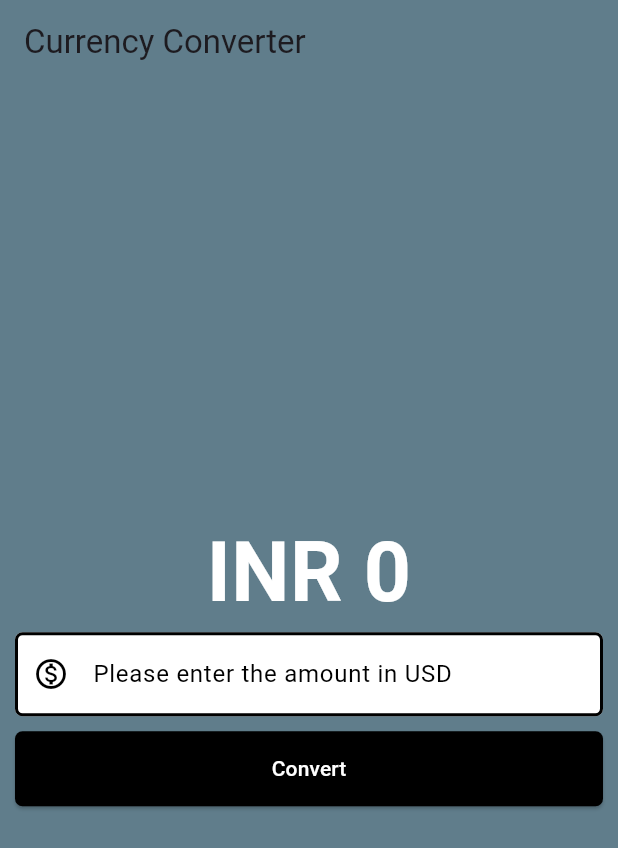
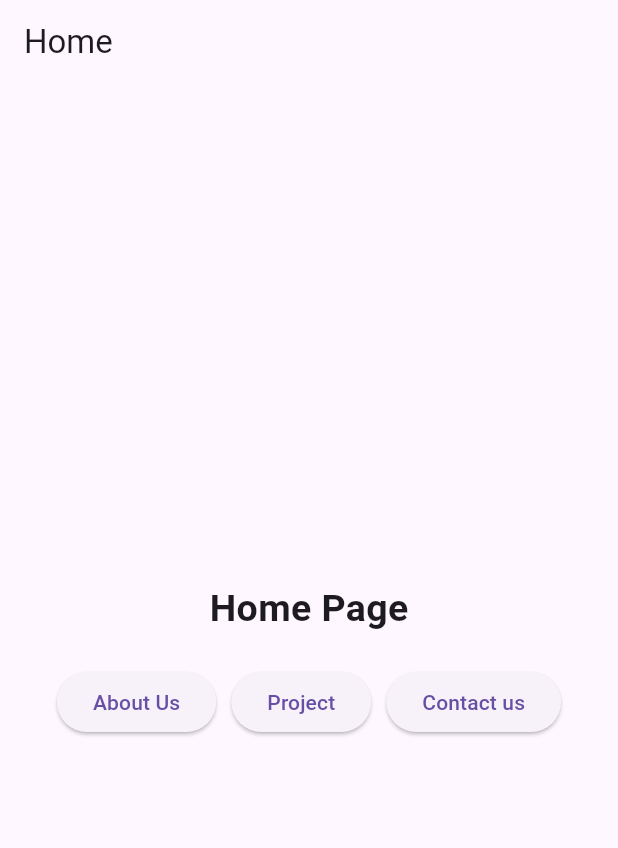
Before and after one commit to mouli4401/currency_converter, a Flutter app: the screen it shows after launch, on a phone screen of 412 x 824 dp. Shown: the top 848 px of the screen. Run offline on Flutter 3.47's test engine with Material 3 defaults, Android fonts, the phone set to English and light mode, and no system bars.

Commit message:
Your new commit message

```diff
--- a/lib/currency_converter_material_page.dart
+++ /dev/null
@@ -1,99 +0,0 @@
-import 'package:flutter/material.dart';
-
-class CurrencyConverterMaterialPage extends StatefulWidget {
-  const CurrencyConverterMaterialPage({super.key});
-
-  @override
-  State<CurrencyConverterMaterialPage> createState() =>
-      _CurrencyConverterMaterialPageState();
-}
-
-class _CurrencyConverterMaterialPageState
-    extends State<CurrencyConverterMaterialPage> {
-  double result = 0;
-  final TextEditingController textEditingController = TextEditingController();
-
-  void convert() {
-    result = double.parse(textEditingController.text) * 87;
-    setState(() {});
-
-  }
-
-  @override
-  void dispose() {
-    textEditingController.dispose();
-    super.dispose();
-  }
-
-  @override
-  Widget build(BuildContext context) {
-    final border = OutlineInputBorder(
-      borderSide: const BorderSide(
-        width: 2.0,
-        style: BorderStyle.solid,
-      ),
-      borderRadius: BorderRadius.circular(5),
-    );
-
-    return Scaffold(
-      backgroundColor: Colors.blueGrey,
-      appBar: AppBar(
-        backgroundColor: Colors.blueGrey,
-        elevation: 0,
-        title: const Text('Currency Converter'),
-      ),
-      body: Center(
-        child: Padding(
-          padding: const EdgeInsets.all(10),
-          child: Column(
-            mainAxisAlignment: MainAxisAlignment.center,
-            children: [
-              Text(
-                'INR ${result != 0 ? result.toStringAsFixed(3) : result.toStringAsFixed(0)}',
-                style: const TextStyle(
-                  fontSize: 55,
-                  fontWeight: FontWeight.bold,
-                  color: Color.fromARGB(255, 255, 255, 255),
-                ),
-              ),
-              TextField(
-                controller: textEditingController,
-                style: const TextStyle(
-                  color: Colors.black,
-                ),
-                decoration: InputDecoration(
-                  hintText: 'Please enter the amount in USD',
-                  hintStyle: const TextStyle(
-                    color: Colors.black,
-                  ),
-                  prefixIcon: const Icon(Icons.monetization_on_outlined),
-                  prefixIconColor: Colors.black,
-                  filled: true,
-                  fillColor: Colors.white,
-                  focusedBorder: border,
-                  enabledBorder: border,
-                ),
-                keyboardType: const TextInputType.numberWithOptions(
-                  decimal: true,
-                ),
-              ),
-              const SizedBox(height: 10),
-              ElevatedButton(
-                onPressed: convert,
-                style: TextButton.styleFrom(
-                  backgroundColor: Colors.black,
-                  foregroundColor: Colors.white,
-                  minimumSize: const Size(double.infinity, 50),
-                  shape: RoundedRectangleBorder(
-                    borderRadius: BorderRadius.circular(5),
-                  ),
-                ),
-                child: const Text('Convert'),
-              ),
-            ],
-          ),
-        ),
-      ),
-    );
-  }
-}
--- a/lib/main.dart
+++ b/lib/main.dart
@@ -1,25 +1,120 @@
 import 'package:flutter/material.dart';
-import 'package:currency_converter/currency_converter_material_page.dart'; // Import your separate file
 
 void main() {
-  runApp(const MyApp());
+  runApp(MyApp());
 }
 
-// Types of widgets
-// 1. StatelessWidget
-// 2. StatefulWidget
-// 3. InheritedWidget
-
-// 1. Material Design - created by Google
-// 2. Cupertino Design - created by Apple
-
 class MyApp extends StatelessWidget {
-  const MyApp({super.key});
-
   @override
   Widget build(BuildContext context) {
-    return const MaterialApp(
-      home: CurrencyConverterMaterialPage(),
+    return MaterialApp(
+      debugShowCheckedModeBanner: false,
+      home: Home(),
     );
   }
 }
+
+class Home extends StatelessWidget {
+  @override
+  Widget build(BuildContext context) {
+    return Scaffold(
+      appBar: AppBar(title: Text('Home')),
+      body: Center(
+        child: Padding(
+          padding: EdgeInsets.all(20),
+          child: Column(
+            mainAxisSize: MainAxisSize.min,
+            mainAxisAlignment: MainAxisAlignment.center,
+            crossAxisAlignment: CrossAxisAlignment.center,
+            children: <Widget>[
+              Text(
+                "Home Page",
+                style: TextStyle(fontSize: 25, fontWeight: FontWeight.bold),
+              ),
+              SizedBox(height: 20),
+              Row(
+                mainAxisAlignment: MainAxisAlignment.center,
+                children: [
+                  ElevatedButton(
+                    onPressed: () {
+                      Navigator.push(
+                        context,
+                        MaterialPageRoute(builder: (context) => About()),
+                      );
+                    },
+                    child: Text("About Us"),
+                  ),
+                  SizedBox(width: 10),
+                  ElevatedButton(
+                    onPressed: () {
+                       Navigator.push(
+                        context,
+                        MaterialPageRoute(builder: (context) => Project()),
+                      );
+                    },
+                    child: Text("Project"),
+                  ),
+                  SizedBox(width: 10),
+                  ElevatedButton(
+                    onPressed: () {
+                     Navigator.push(
+                        context,
+                        MaterialPageRoute(builder: (context) => Contact()),
+                      );
+                    },
+                    child: Text("Contact us"),
+                  ),
+                ],
+              ),
+            ],
+          ),
+        ),
+      ),
+    );
+  }
+}
+
+class About extends StatelessWidget {
+  @override
+  Widget build(BuildContext context) {
+    return Scaffold(
+      appBar: AppBar(title: Text('About Us')),
+      body: Center(
+        child: Text(
+          "This is the About Us page",
+          style: TextStyle(fontSize: 20),
+        ),
+      ),
+    );
+  }
+}
+
+
+class Project extends StatelessWidget {
+  @override
+  Widget build(BuildContext context) {
+    return Scaffold(
+      appBar: AppBar(title: Text('Project')),
+      body: Center(
+        child: Text(
+          "This is the Project page",
+          style: TextStyle(fontSize: 20),
+        ),
+      ),
+    );
+  }
+}
+class Contact extends StatelessWidget {
+  @override
+  Widget build(BuildContext context) {
+    return Scaffold(
+      appBar: AppBar(title: Text('Contact')),
+      body: Center(
+        child: Text(
+          "This is the Contact page",
+          style: TextStyle(fontSize: 20),
+        ),
+      ),
+    );
+  }
+}
```
